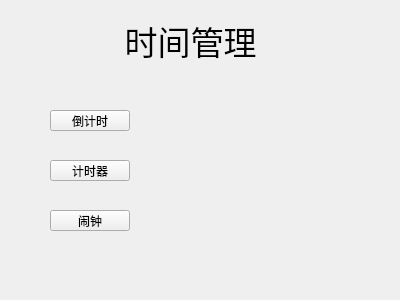
Arthur381/QTproject, file realProgect/clockhzj.ui: the form before one commit.
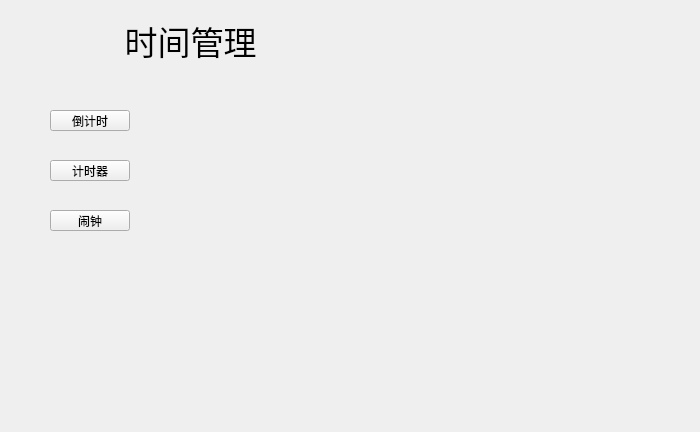
The form after the commit. Icons and pictures are not drawn.

What changed in the file:
```diff
--- a/realProgect/clockhzj.ui
+++ b/realProgect/clockhzj.ui
@@ -6,10 +6,22 @@
    <rect>
     <x>0</x>
     <y>0</y>
-    <width>400</width>
-    <height>300</height>
+    <width>700</width>
+    <height>432</height>
    </rect>
   </property>
+  <property name="minimumSize">
+   <size>
+    <width>700</width>
+    <height>432</height>
+   </size>
+  </property>
+  <property name="maximumSize">
+   <size>
+    <width>700</width>
+    <height>432</height>
+   </size>
+  </property>
   <property name="windowTitle">
    <string>Form</string>
   </property>
```
